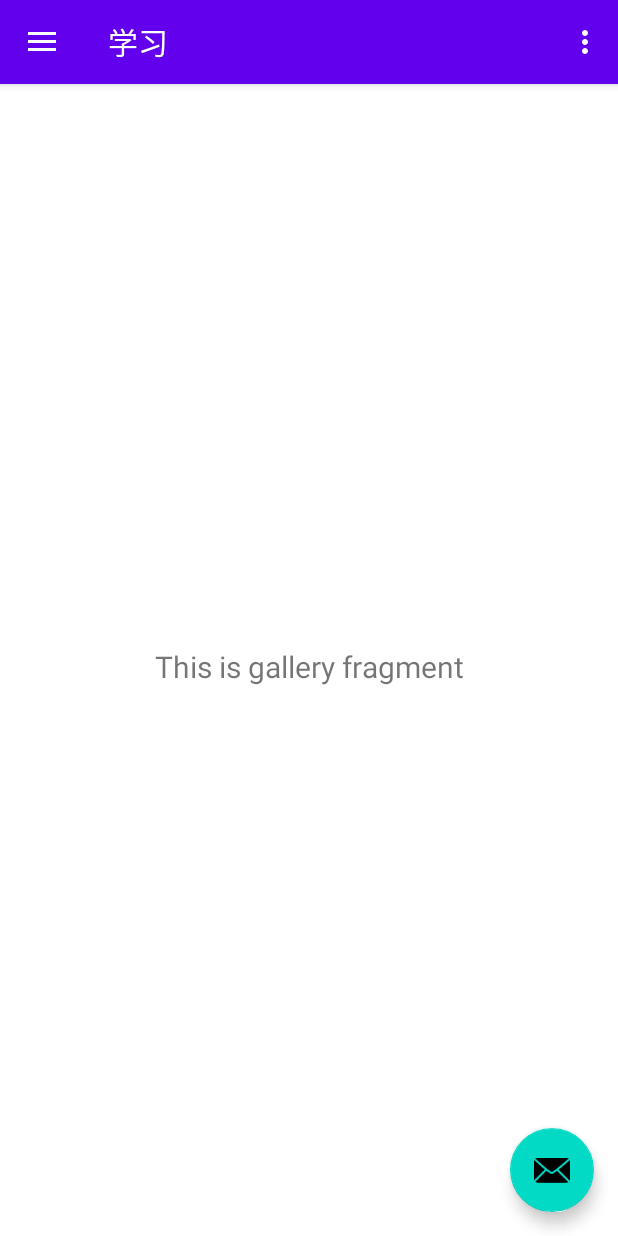
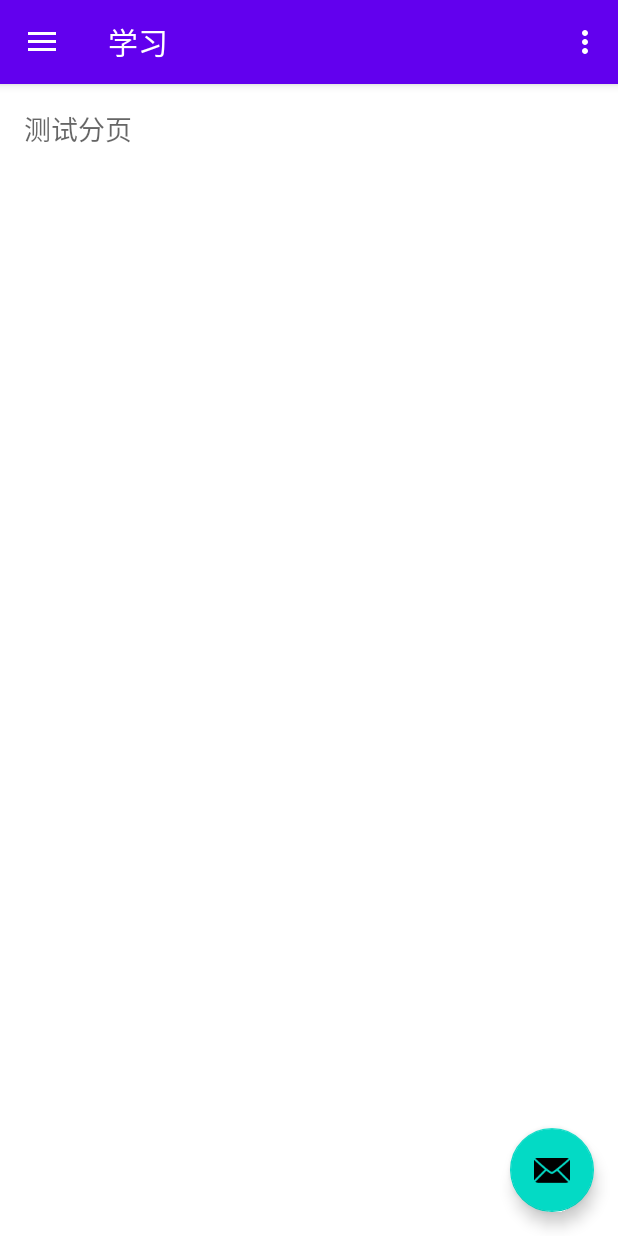
Before and after one commit to freedom-xiao007/self_growth_android, an Android app: the screen it shows after launch (MainActivity), in the side drawer, after a tap on "学习", on a phone screen of 412 x 824 dp. Run offline under Robolectric (Android 15) with nearby library versions, the phone set to English and light mode, and no system bars; our stand-ins replace navigation-ui; 3 statements that could not run were skipped.

Commit message:
重命名

```diff
--- a/app/build.gradle
+++ b/app/build.gradle
@@ -47,6 +47,8 @@ dependencies {
     implementation 'com.squareup.retrofit2:retrofit:2.9.0'
     implementation 'com.squareup.retrofit2:converter-gson:2.9.0'
     implementation 'androidx.work:work-runtime:2.7.0'
+    implementation 'androidx.viewpager2:viewpager2:1.0.0'
+    implementation 'androidx.fragment:fragment-ktx:1.2.0-beta02'
 
     //    lombok
     compileOnly 'org.projectlombok:lombok:1.18.22'
--- /dev/null
+++ b/app/src/main/java/com/example/selfgrowth/ui/activity/ActivityFragment.java
@@ -0,0 +1,26 @@
+package com.example.selfgrowth.ui.activity;
+
+import android.os.Bundle;
+import android.view.LayoutInflater;
+import android.view.View;
+import android.view.ViewGroup;
+
+import androidx.annotation.NonNull;
+import androidx.annotation.Nullable;
+import androidx.fragment.app.Fragment;
+import androidx.viewpager.widget.ViewPager;
+
+import com.example.selfgrowth.R;
+
+
+public class ActivityFragment extends Fragment {
+
+    @Nullable
+    @Override
+    public View onCreateView(@NonNull LayoutInflater inflater,
+                             @Nullable ViewGroup container,
+                             @Nullable Bundle savedInstanceState) {
+        return (ViewGroup) inflater.inflate(
+                R.layout.fragment_activity, container, false);
+    }
+}
--- a/app/src/main/java/com/example/selfgrowth/ui/gallery/GalleryViewModel.java
+++ /dev/null
@@ -1,19 +0,0 @@
-package com.example.selfgrowth.ui.gallery;
-
-import androidx.lifecycle.LiveData;
-import androidx.lifecycle.MutableLiveData;
-import androidx.lifecycle.ViewModel;
-
-public class GalleryViewModel extends ViewModel {
-
-    private MutableLiveData<String> mText;
-
-    public GalleryViewModel() {
-        mText = new MutableLiveData<>();
-        mText.setValue("This is gallery fragment");
-    }
-
-    public LiveData<String> getText() {
-        return mText;
-    }
-}
--- a/app/src/main/java/com/example/selfgrowth/ui/gallery/LearnFragment.java
+++ /dev/null
@@ -1,45 +0,0 @@
-package com.example.selfgrowth.ui.gallery;
-
-import android.os.Bundle;
-import android.view.LayoutInflater;
-import android.view.View;
-import android.view.ViewGroup;
-import android.widget.TextView;
-
-import androidx.annotation.NonNull;
-import androidx.annotation.Nullable;
-import androidx.fragment.app.Fragment;
-import androidx.lifecycle.Observer;
-import androidx.lifecycle.ViewModelProvider;
-
-import com.example.selfgrowth.databinding.FragmentLearnBinding;
-
-public class LearnFragment extends Fragment {
-
-    private GalleryViewModel galleryViewModel;
-    private FragmentLearnBinding binding;
-
-    public View onCreateView(@NonNull LayoutInflater inflater,
-                             ViewGroup container, Bundle savedInstanceState) {
-        galleryViewModel =
-                new ViewModelProvider(this).get(GalleryViewModel.class);
-
-        binding = FragmentLearnBinding.inflate(inflater, container, false);
-        View root = binding.getRoot();
-
-        final TextView textView = binding.textGallery;
-        galleryViewModel.getText().observe(getViewLifecycleOwner(), new Observer<String>() {
-            @Override
-            public void onChanged(@Nullable String s) {
-                textView.setText(s);
-            }
-        });
-        return root;
-    }
-
-    @Override
-    public void onDestroyView() {
-        super.onDestroyView();
-        binding = null;
-    }
-}
--- a/app/src/main/java/com/example/selfgrowth/ui/home/HomeFragment.java
+++ b/app/src/main/java/com/example/selfgrowth/ui/home/HomeFragment.java
@@ -48,14 +48,13 @@ public class HomeFragment extends Fragment implements View.OnClickListener {
         super.onActivityCreated(savedInstanceState);
         initView();//初始化组件
         autoLogin();
-//        getTaskData();//初始化数据
     }
 
     /**
      * 初始化组件
      */
     private void initView() {
-        testLv = (ListView) getView().findViewById(R.id.test_lv);
+        testLv = (ListView) getView().findViewById(R.id.task_list_view);
         updateDataBtn = (Button) getView().findViewById(R.id.update_data_btn);
         updateDataBtn.setOnClickListener(this);
     }
--- a/app/src/main/java/com/example/selfgrowth/ui/home/ListViewDemoAdapter.java
+++ b/app/src/main/java/com/example/selfgrowth/ui/home/ListViewDemoAdapter.java
@@ -53,7 +53,7 @@ public class ListViewDemoAdapter extends BaseAdapter {
         ViewHolder viewHolder;
         //判断是否有缓存
         if (convertView == null) {
-            convertView = LayoutInflater.from(context).inflate(R.layout.item_listview_demo, null);
+            convertView = LayoutInflater.from(context).inflate(R.layout.task_listview, null);
             viewHolder = new ViewHolder(convertView);
             convertView.setTag(viewHolder);
         } else {
--- /dev/null
+++ b/app/src/main/res/layout/fragment_activity.xml
@@ -0,0 +1,12 @@
+<ScrollView xmlns:android="http://schemas.android.com/apk/res/android"
+    android:id="@+id/content"
+    android:layout_width="match_parent"
+    android:layout_height="match_parent" >
+
+    <TextView style="?android:textAppearanceMedium"
+        android:padding="16dp"
+        android:lineSpacingMultiplier="1.2"
+        android:layout_width="match_parent"
+        android:layout_height="wrap_content"
+        android:text="测试分页" />
+</ScrollView>
--- a/app/src/main/res/layout/fragment_home.xml
+++ b/app/src/main/res/layout/fragment_home.xml
@@ -14,7 +14,7 @@
         android:layout_margin="10dp"
         android:text="动态加载数据"/>
     <ListView
-        android:id="@+id/test_lv"
+        android:id="@+id/task_list_view"
         android:layout_width="match_parent"
         android:layout_height="match_parent"
         android:layout_above="@id/update_data_btn"
--- a/app/src/main/res/layout/fragment_learn.xml
+++ /dev/null
@@ -1,22 +0,0 @@
-<?xml version="1.0" encoding="utf-8"?>
-<androidx.constraintlayout.widget.ConstraintLayout xmlns:android="http://schemas.android.com/apk/res/android"
-    xmlns:app="http://schemas.android.com/apk/res-auto"
-    xmlns:tools="http://schemas.android.com/tools"
-    android:layout_width="match_parent"
-    android:layout_height="match_parent"
-    tools:context=".ui.gallery.LearnFragment">
-
-    <TextView
-        android:id="@+id/text_gallery"
-        android:layout_width="match_parent"
-        android:layout_height="wrap_content"
-        android:layout_marginStart="8dp"
-        android:layout_marginTop="8dp"
-        android:layout_marginEnd="8dp"
-        android:textAlignment="center"
-        android:textSize="20sp"
-        app:layout_constraintBottom_toBottomOf="parent"
-        app:layout_constraintEnd_toEndOf="parent"
-        app:layout_constraintStart_toStartOf="parent"
-        app:layout_constraintTop_toTopOf="parent" />
-</androidx.constraintlayout.widget.ConstraintLayout>
--- a/app/src/main/res/navigation/mobile_navigation.xml
+++ b/app/src/main/res/navigation/mobile_navigation.xml
@@ -13,9 +13,9 @@
 
     <fragment
         android:id="@+id/nav_learn"
-        android:name="com.example.selfgrowth.ui.gallery.LearnFragment"
+        android:name="com.example.selfgrowth.ui.activity.ActivityFragment"
         android:label="@string/menu_learn"
-        tools:layout="@layout/fragment_learn" />
+        tools:layout="@layout/fragment_activity" />
 
     <fragment
         android:id="@+id/nav_running"
```
Also changed, not shown: app/src/main/res/layout/task_listview.xml (renamed from app/src/main/res/layout/item_listview_demo.xml).
